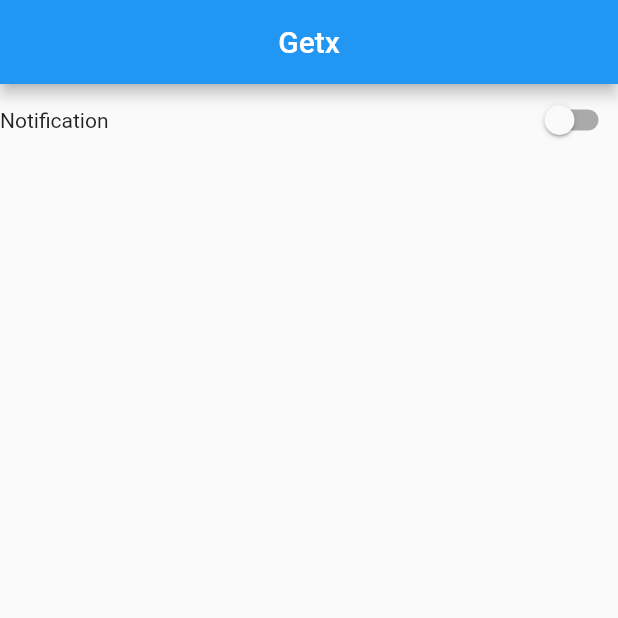
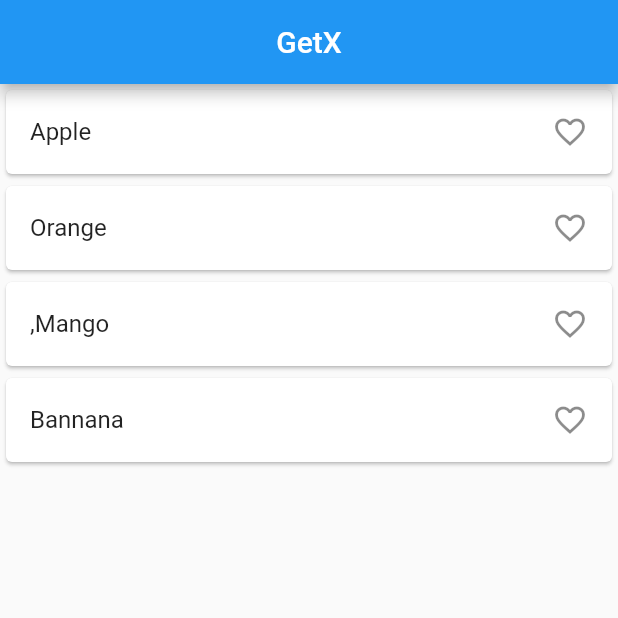
Before and after one commit to afaqxdev/GetX, a Flutter app: the screen it shows after launch, on a phone screen of 412 x 824 dp, the top half of it. Run offline on Flutter 3.47's test engine with Material 2 defaults, Android fonts, the phone set to English and light mode, and no system bars; our stand-ins replace get.

Commit message:
add 4th example

```diff
--- /dev/null
+++ b/lib/State Managment/Example 4/favourite_Controller.dart
@@ -0,0 +1,18 @@
+import 'package:get/get.dart';
+
+class FavouriteControler extends GetxController {
+  RxList<String> furiteList = [
+    'Apple',
+    'Orange',
+    ',Mango',
+    'Bannana',
+  ].obs;
+  RxList<dynamic> tempFav = [].obs;
+  addFav(String value) {
+    tempFav.add(value);
+  }
+
+  removeFav(String value) {
+    tempFav.remove(value);
+  }
+}
--- /dev/null
+++ b/lib/State Managment/Example 4/favourite_Example.dart
@@ -0,0 +1,52 @@
+import 'package:flutter/material.dart';
+import 'package:flutter/src/widgets/framework.dart';
+import 'package:flutter/src/widgets/placeholder.dart';
+import 'package:get/get.dart';
+import 'package:getx/State%20Managment/Example%204/favourite_Controller.dart';
+
+class FavouriteExample extends StatefulWidget {
+  const FavouriteExample({super.key});
+
+  @override
+  State<FavouriteExample> createState() => _FavouriteExampleState();
+}
+
+class _FavouriteExampleState extends State<FavouriteExample> {
+  FavouriteControler controler = Get.put(FavouriteControler());
+  @override
+  Widget build(BuildContext context) {
+    print("Getx Zindabad");
+    return Scaffold(
+      appBar: AppBar(
+        title: const Text("GetX"),
+        centerTitle: true,
+      ),
+      body: ListView.builder(
+        itemCount: controler.furiteList.length,
+        itemBuilder: (context, index) {
+          return Card(
+              child: ListTile(
+                  onTap: () {
+                    if (controler.tempFav
+                        .contains(controler.furiteList[index].toString())) {
+                      controler
+                          .removeFav(controler.furiteList[index].toString());
+                    } else {
+                      controler.addFav(controler.furiteList[index].toString());
+                    }
+                  },
+                  title: Text(controler.furiteList[index].toString()),
+                  trailing: Obx(() {
+                    return controler.tempFav
+                            .contains(controler.furiteList[index].toString())
+                        ? const Icon(
+                            Icons.favorite,
+                            color: Colors.red,
+                          )
+                        : const Icon(Icons.favorite_border);
+                  })));
+        },
+      ),
+    );
+  }
+}
--- a/lib/main.dart
+++ b/lib/main.dart
@@ -2,6 +2,7 @@ import 'package:flutter/material.dart';
 import 'package:get/get.dart';
 import 'package:getx/State%20Managment/Example%201/counter_Example.dart';
 import 'package:getx/State%20Managment/Example%203/switch_Example.dart';
+import 'package:getx/State%20Managment/Example%204/favourite_Example.dart';
 import 'package:getx/Utilities/first_Screen.dart';
 import 'package:getx/Utilities/language/language.dart';
 import 'package:getx/Utilities/language/localization.dart';
@@ -30,7 +31,7 @@ class MyApp extends StatelessWidget {
         primarySwatch: Colors.blue,
       ),
       home: Builder(builder: (context) {
-        return const SwitchExample();
+        return const FavouriteExample();
       }),
       // getPages: [
       //   GetPage(name: '/', page: () => const HomeScreen()),
```
